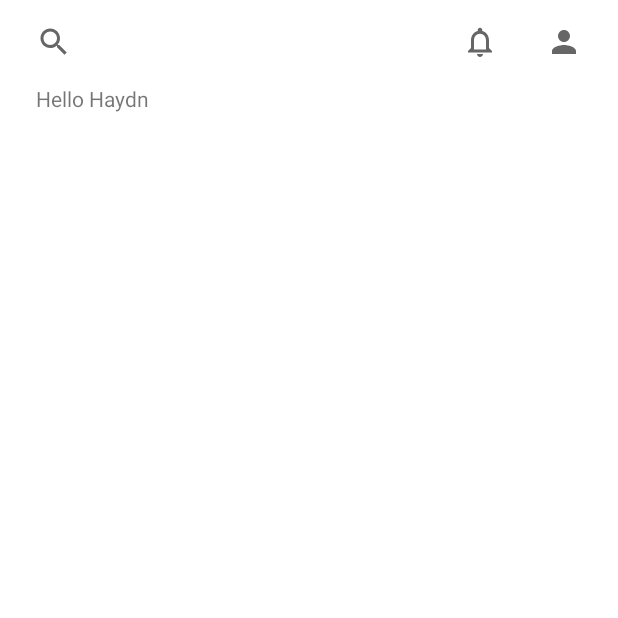
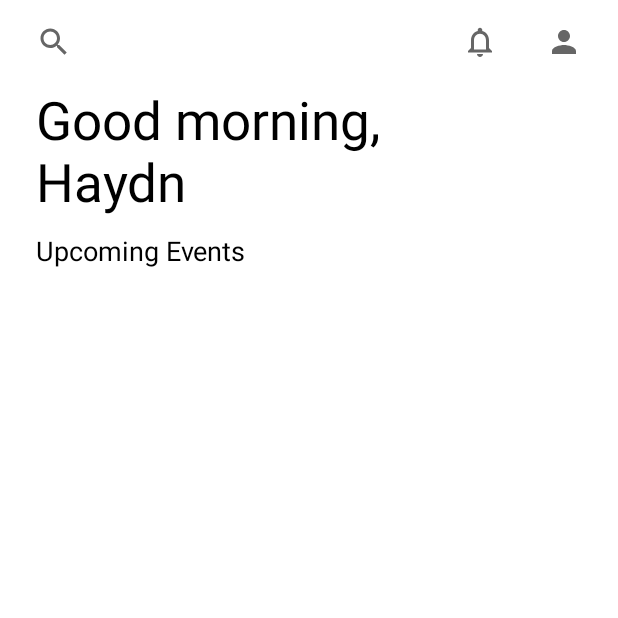
Before and after one commit to haydnwiese/activity-sharing, an Android app: the HomeFragment screen opened through its navigation route, on a phone screen of 412 x 824 dp, the top half of it. Run offline under Robolectric (Android 15) with nearby library versions, the phone set to English and light mode, and no system bars; our stand-ins replace CircleImageView, Dagger/Hilt's generated code, Firebase (no records; nobody signed in at launch, a user with empty details on screens opened directly), Room's generated code, Timber and 2 more; libraries missing offline, so code that uses them is left out: androidx.databinding.library; pictures from the network do not load; 2 statements that could not run were skipped.

Commit message:
Add time based greeting and subheading to home screen

```diff
--- a/android/app/src/main/java/com/example/activitysharing/ui/home/HomeFragment.kt
+++ b/android/app/src/main/java/com/example/activitysharing/ui/home/HomeFragment.kt
@@ -33,6 +33,7 @@ class HomeFragment : Fragment() {
                               savedInstanceState: Bundle?): View {
         viewModel = ViewModelProvider(this, viewModelFactory).get(HomeViewModel::class.java)
         binding = FragmentHomeBinding.inflate(layoutInflater)
+        binding.viewModel = viewModel
         eventAdapter = EventAdapter(Glide.with(this))
         binding.recyclerView.adapter = eventAdapter
         return binding.root
@@ -40,11 +41,14 @@ class HomeFragment : Fragment() {
 
     override fun onViewCreated(view: View, savedInstanceState: Bundle?) {
         super.onViewCreated(view, savedInstanceState)
+        initObservers()
 
         binding.swipeContainer.setOnRefreshListener {
             viewModel.refreshUpcomingEvents()
         }
+    }
 
+    private fun initObservers() {
         viewModel.refreshStatus.observe(viewLifecycleOwner) { isRefreshing ->
             if (binding.swipeContainer.isRefreshing && !isRefreshing) {
                 binding.swipeContainer.isRefreshing = false
--- a/android/app/src/main/java/com/example/activitysharing/ui/home/HomeViewModel.kt
+++ b/android/app/src/main/java/com/example/activitysharing/ui/home/HomeViewModel.kt
@@ -7,10 +7,15 @@ import com.example.activitysharing.data.repository.EventsRepository
 import kotlinx.coroutines.flow.MutableStateFlow
 import kotlinx.coroutines.flow.StateFlow
 import kotlinx.coroutines.launch
+import java.util.*
 import javax.inject.Inject
 
 class HomeViewModel @Inject constructor(private val eventsRepository: EventsRepository) :
     ViewModel() {
+
+    val userFirstName = "Haydn"
+    val timeBasedGreeting: String
+        get() = getTimeBasedGreetingMessage()
 
     val upcomingEvents: LiveData<List<Event>>
         get() = eventsRepository.events
@@ -27,4 +32,12 @@ class HomeViewModel @Inject constructor(private val eventsRepository: EventsRepo
             eventsRepository.refreshEvents()
         }
     }
+
+    private fun getTimeBasedGreetingMessage(): String =
+        when (Calendar.getInstance().get(Calendar.HOUR_OF_DAY)) {
+            in 0..12 -> "Good morning"
+            in 13..16 -> "Good afternoon"
+            in 17..23 -> "Good evening"
+            else -> "Hello"
+        }
 }
--- a/android/app/src/main/res/layout/fragment_home.xml
+++ b/android/app/src/main/res/layout/fragment_home.xml
@@ -2,6 +2,10 @@
 <layout xmlns:android="http://schemas.android.com/apk/res/android"
     xmlns:app="http://schemas.android.com/apk/res-auto"
     xmlns:tools="http://schemas.android.com/tools">
+
+    <data>
+        <variable name="viewModel" type="com.example.activitysharing.ui.home.HomeViewModel"/>
+    </data>
 
     <androidx.coordinatorlayout.widget.CoordinatorLayout
         android:layout_width="match_parent"
@@ -85,7 +89,19 @@
                     <TextView
                         android:layout_width="wrap_content"
                         android:layout_height="wrap_content"
-                        android:text="Hello Haydn" />
+                        android:fontFamily="sans-serif"
+                        android:textSize="@dimen/large_heading"
+                        android:textColor="@color/black"
+                        android:text="@{String.format(@string/greeting, viewModel.timeBasedGreeting, viewModel.userFirstName)}"
+                        tools:text="Good morning,\nHaydn"/>
+
+                    <TextView
+                        android:layout_width="wrap_content"
+                        android:layout_height="wrap_content"
+                        android:layout_marginTop="10dp"
+                        android:textSize="@dimen/subheading"
+                        android:textColor="@color/black"
+                        android:text="@string/upcoming_events" />
 
                     <androidx.recyclerview.widget.RecyclerView
                         android:id="@+id/recycler_view"
--- a/android/app/src/main/res/values/dimens.xml
+++ b/android/app/src/main/res/values/dimens.xml
@@ -3,4 +3,6 @@
     <dimen name="login_input_width">328dp</dimen>
     <dimen name="attendee_image_preview_size">25dp</dimen>
     <dimen name="attendee_image_preview_space">3dp</dimen>
+    <dimen name="subheading">18sp</dimen>
+    <dimen name="large_heading">35sp</dimen>
 </resources>
--- a/android/app/src/main/res/values/strings.xml
+++ b/android/app/src/main/res/values/strings.xml
@@ -8,4 +8,6 @@
     <string name="password">Password</string>
     <string name="login">Login</string>
     <string name="email">Email</string>
+    <string name="upcoming_events">Upcoming Events</string>
+    <string name="greeting">%s,\n%s</string>
 </resources>
```
